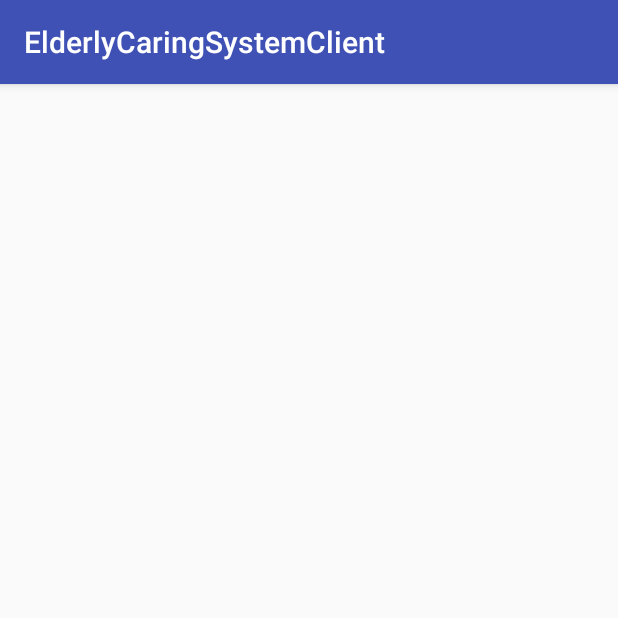
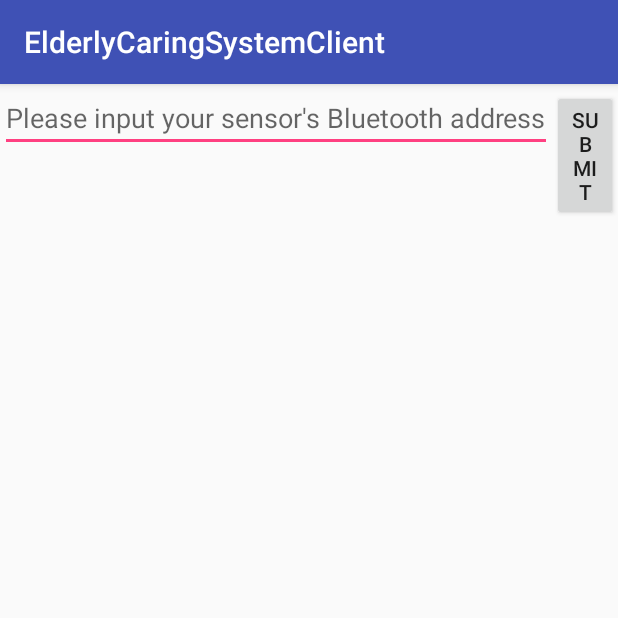
Before and after one commit to hlwhl/ElderlyCaringSystem, an Android app: the AddSensorActivity screen opened directly, with no data from a screen before it, on a phone screen of 412 x 824 dp, the top half of it. Run offline under Robolectric (Android 15) with nearby library versions, the phone set to English and light mode, and no system bars.

Commit message:
add sensor layout

```diff
--- a/ElderlyCaringSystemClient/app/src/main/java/com/linwei/elderlycare/elderlycaringsystemclient/activities/AddSensorActivity.java
+++ b/ElderlyCaringSystemClient/app/src/main/java/com/linwei/elderlycare/elderlycaringsystemclient/activities/AddSensorActivity.java
@@ -2,6 +2,11 @@ package com.linwei.elderlycare.elderlycaringsystemclient.activities;
 
 import android.support.v7.app.AppCompatActivity;
 import android.os.Bundle;
+import android.view.View;
+import android.widget.Button;
+import android.widget.EditText;
+import android.widget.LinearLayout;
+import android.widget.Toast;
 
 import com.linwei.elderlycare.elderlycaringsystemclient.R;
 
@@ -10,6 +15,21 @@ public class AddSensorActivity extends AppCompatActivity {
     @Override
     protected void onCreate(Bundle savedInstanceState) {
         super.onCreate(savedInstanceState);
-        setContentView(R.layout.activity_add_sensor);
+        //setContentView(R.layout.activity_add_sensor);
+        LinearLayout linearLayout = new LinearLayout(this);
+        final EditText sensorAddress = new EditText(this);
+        sensorAddress.setHint("Please input your sensor's Bluetooth address");
+        Button btn_submit = new Button(this);
+        btn_submit.setText("Submit");
+        linearLayout.addView(sensorAddress);
+        linearLayout.addView(btn_submit);
+        setContentView(linearLayout);
+
+        btn_submit.setOnClickListener(new View.OnClickListener() {
+            @Override
+            public void onClick(View view) {
+                Toast.makeText(getApplicationContext(), sensorAddress.getText().toString(), Toast.LENGTH_LONG);
+            }
+        });
     }
 }
```
